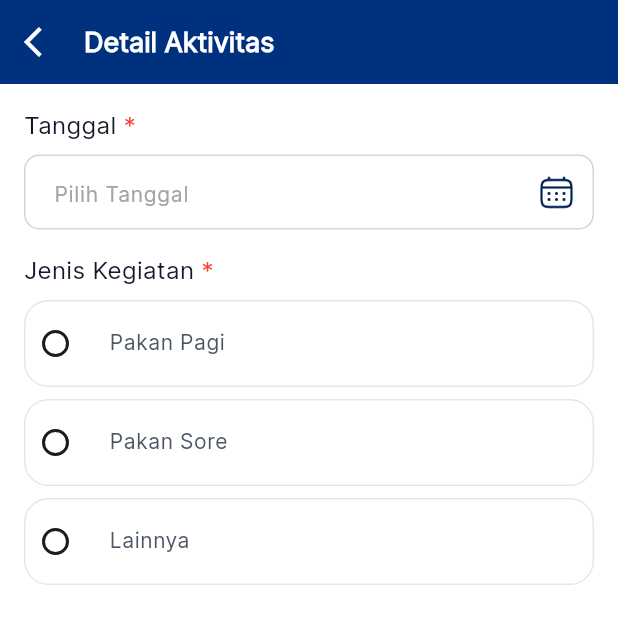
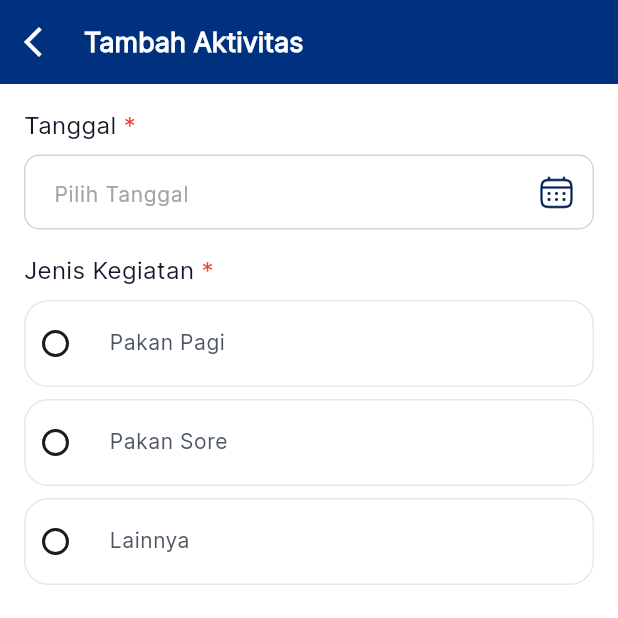
Before and after one commit to minamitra/minamitra-pembudidaya-mobile, a Flutter app: the ActivityActivitiesAddPage screen opened directly, on a phone screen of 412 x 824 dp, the top half of it. Run offline on Flutter 3.47's test engine with Material 3 defaults, Android fonts, the light colour scheme and no system bars; our stand-ins replace cached_network_image, carousel_slider, dotted_line, dropdown_button2, easy_date_timeline, equatable and 8 more; missing offline and left inert: flutter_regex, flutter_statusbarcolor_ns, linear_progress_bar; accounts and stored records are empty.

Commit message:
💄 update UI in activity activities add page

```diff
--- a/lib/feature/activity_activities_add/views/activity_activities_add_page.dart
+++ b/lib/feature/activity_activities_add/views/activity_activities_add_page.dart
@@ -13,7 +13,7 @@ class ActivityActivitiesAddPage extends StatelessWidget {
     return Scaffold(
       appBar: appDefaultAppBar(
         context,
-        "Detail Aktivitas",
+        "Tambah Aktivitas",
       ),
       backgroundColor: Colors.white,
       // resizeToAvoidBottomInset: false,
```
